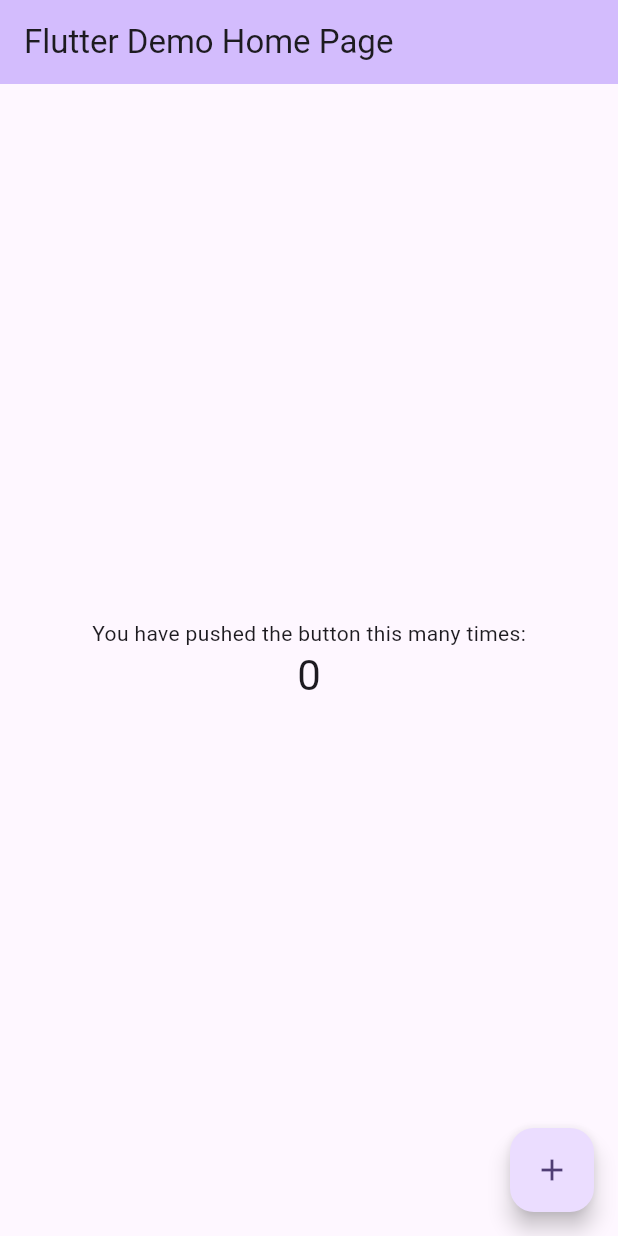
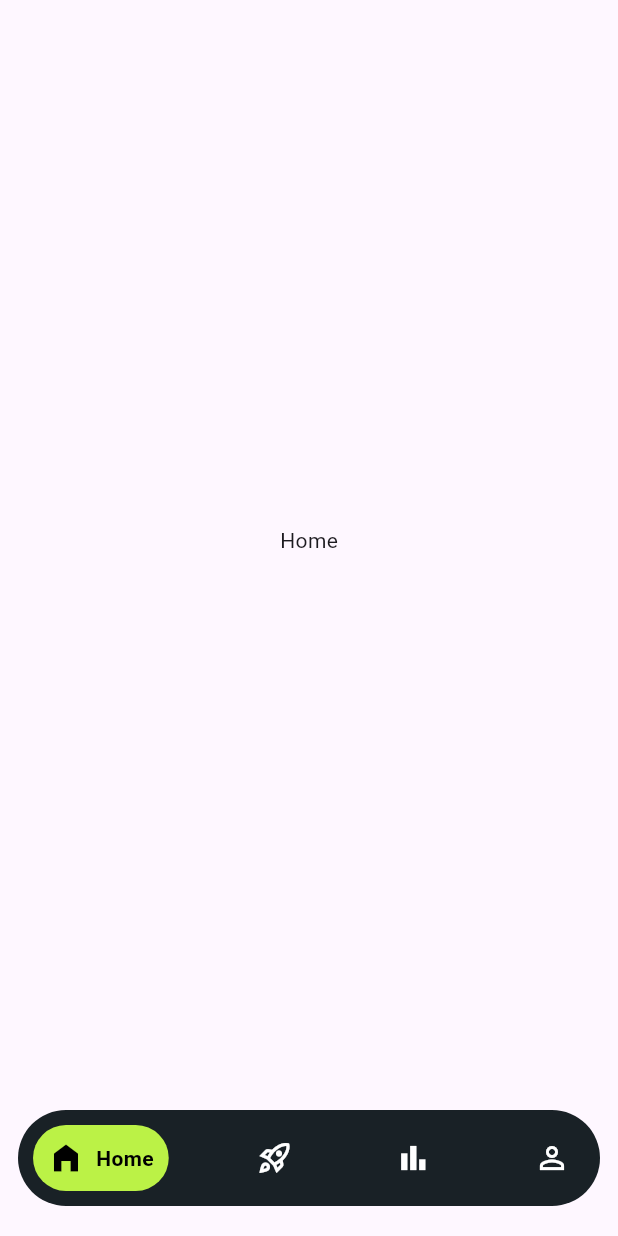
Before and after one commit to Niranjan-Dorage/pyramid_developer, a Flutter app: the screen it shows after launch, on a phone screen of 412 x 824 dp. Run offline on Flutter 3.47's test engine with Material 3 defaults, Android fonts, the phone set to English and light mode, and no system bars; drawn by our look-alikes of google_nav_bar.

Commit message:
feat: navbar added

```diff
--- a/lib/main.dart
+++ b/lib/main.dart
@@ -1,125 +1,101 @@
 import 'package:flutter/material.dart';
+import 'package:google_nav_bar/google_nav_bar.dart';
+import 'package:pyramid_developer/theme/app_color.dart';
 
-void main() {
+void main() async {
   runApp(const MyApp());
 }
 
 class MyApp extends StatelessWidget {
-  const MyApp({super.key});
+  const MyApp({Key? key}) : super(key: key);
 
-  // This widget is the root of your application.
   @override
   Widget build(BuildContext context) {
     return MaterialApp(
-      title: 'Flutter Demo',
-      theme: ThemeData(
-        // This is the theme of your application.
-        //
-        // TRY THIS: Try running your application with "flutter run". You'll see
-        // the application has a purple toolbar. Then, without quitting the app,
-        // try changing the seedColor in the colorScheme below to Colors.green
-        // and then invoke "hot reload" (save your changes or press the "hot
-        // reload" button in a Flutter-supported IDE, or press "r" if you used
-        // the command line to start the app).
-        //
-        // Notice that the counter didn't reset back to zero; the application
-        // state is not lost during the reload. To reset the state, use hot
-        // restart instead.
-        //
-        // This works for code too, not just values: Most code changes can be
-        // tested with just a hot reload.
-        colorScheme: ColorScheme.fromSeed(seedColor: Colors.deepPurple),
-        useMaterial3: true,
-      ),
-      home: const MyHomePage(title: 'Flutter Demo Home Page'),
+      debugShowCheckedModeBanner: false,
+      routes: {
+        '/': (context) => const BottomNavigationBarExample(),
+        // '/categories': (context) => const Categories()
+      },
     );
   }
 }
 
-class MyHomePage extends StatefulWidget {
-  const MyHomePage({super.key, required this.title});
-
-  // This widget is the home page of your application. It is stateful, meaning
-  // that it has a State object (defined below) that contains fields that affect
-  // how it looks.
-
-  // This class is the configuration for the state. It holds the values (in this
-  // case the title) provided by the parent (in this case the App widget) and
-  // used by the build method of the State. Fields in a Widget subclass are
-  // always marked "final".
-
-  final String title;
+class BottomNavigationBarExample extends StatefulWidget {
+  const BottomNavigationBarExample({Key? key}) : super(key: key);
 
   @override
-  State<MyHomePage> createState() => _MyHomePageState();
+  State<BottomNavigationBarExample> createState() =>
+      _BottomNavigationBarExampleState();
 }
 
-class _MyHomePageState extends State<MyHomePage> {
-  int _counter = 0;
+class _BottomNavigationBarExampleState
+    extends State<BottomNavigationBarExample> {
+  int _selectedIndex = 0;
 
-  void _incrementCounter() {
-    setState(() {
-      // This call to setState tells the Flutter framework that something has
-      // changed in this State, which causes it to rerun the build method below
-      // so that the display can reflect the updated values. If we changed
-      // _counter without calling setState(), then the build method would not be
-      // called again, and so nothing would appear to happen.
-      _counter++;
-    });
+  void _onItemTapped(int index) {
+    _selectedIndex = index;
+    setState(() {});
   }
 
   @override
   Widget build(BuildContext context) {
-    // This method is rerun every time setState is called, for instance as done
-    // by the _incrementCounter method above.
-    //
-    // The Flutter framework has been optimized to make rerunning build methods
-    // fast, so that you can just rebuild anything that needs updating rather
-    // than having to individually change instances of widgets.
     return Scaffold(
-      appBar: AppBar(
-        // TRY THIS: Try changing the color here to a specific color (to
-        // Colors.amber, perhaps?) and trigger a hot reload to see the AppBar
-        // change color while the other colors stay the same.
-        backgroundColor: Theme.of(context).colorScheme.inversePrimary,
-        // Here we take the value from the MyHomePage object that was created by
-        // the App.build method, and use it to set our appbar title.
-        title: Text(widget.title),
+      body: Center(
+        child: _widgetOptions.elementAt(_selectedIndex),
       ),
-      body: Center(
-        // Center is a layout widget. It takes a single child and positions it
-        // in the middle of the parent.
-        child: Column(
-          // Column is also a layout widget. It takes a list of children and
-          // arranges them vertically. By default, it sizes itself to fit its
-          // children horizontally, and tries to be as tall as its parent.
-          //
-          // Column has various properties to control how it sizes itself and
-          // how it positions its children. Here we use mainAxisAlignment to
-          // center the children vertically; the main axis here is the vertical
-          // axis because Columns are vertical (the cross axis would be
-          // horizontal).
-          //
-          // TRY THIS: Invoke "debug painting" (choose the "Toggle Debug Paint"
-          // action in the IDE, or press "p" in the console), to see the
-          // wireframe for each widget.
-          mainAxisAlignment: MainAxisAlignment.center,
-          children: <Widget>[
-            const Text(
-              'You have pushed the button this many times:',
+      bottomNavigationBar: Container(
+        height: 64,
+        margin: const EdgeInsets.symmetric(horizontal: 12, vertical: 20),
+        decoration: BoxDecoration(
+          borderRadius: BorderRadius.circular(100),
+        ),
+        child: ClipRRect(
+          borderRadius: const BorderRadius.all(Radius.circular(100.0)),
+          child: Theme(
+            data: Theme.of(context).copyWith(
+              canvasColor: const Color.fromARGB(255, 0, 0, 0),
             ),
-            Text(
-              '$_counter',
-              style: Theme.of(context).textTheme.headlineMedium,
+            child: GNav(
+              tabMargin:
+                  const EdgeInsets.symmetric(vertical: 10, horizontal: 10),
+              padding: const EdgeInsets.all(10),
+              activeColor: const Color.fromARGB(255, 0, 0, 0),
+              gap: 8,
+              tabBackgroundColor: AppColorScheme().tabBackground,
+              color: Colors.white,
+              backgroundColor: AppColorScheme().navBackground,
+              tabs: const [
+                GButton(
+                  icon: Icons.home_filled,
+                  text: "Home",
+                ),
+                GButton(
+                  icon: Icons.rocket_launch_outlined,
+                  text: 'Explore',
+                ),
+                GButton(
+                  icon: Icons.bar_chart_outlined,
+                  text: 'Stats',
+                ),
+                GButton(
+                  icon: Icons.person_outline_outlined,
+                  text: 'Profile',
+                ),
+              ],
+              selectedIndex: _selectedIndex,
+              onTabChange: _onItemTapped,
             ),
-          ],
+          ),
         ),
       ),
-      floatingActionButton: FloatingActionButton(
-        onPressed: _incrementCounter,
-        tooltip: 'Increment',
-        child: const Icon(Icons.add),
-      ), // This trailing comma makes auto-formatting nicer for build methods.
     );
   }
+
+  static const List<Widget> _widgetOptions = <Widget>[
+    Text('Home'),
+    Text('Explore'),
+    Text('Stats'),
+    Text('Profile'),
+  ];
 }
--- /dev/null
+++ b/lib/theme/app_color.dart
@@ -0,0 +1,8 @@
+import 'package:flutter/material.dart';
+
+class AppColorScheme {
+  Color get tabBackground => const Color(0xffBBF246);
+  // ignore: use_full_hex_values_for_flutter_colors
+  Color get lightBlue => const Color(0xffaebf2fa);
+  Color get navBackground => const Color(0xFF192126);
+}
--- /dev/null
+++ b/lib/utils/assets_strings.dart
@@ -0,0 +1,3 @@
+class AssetName {
+  static String abcd = "";
+}
--- a/pubspec.yaml
+++ b/pubspec.yaml
@@ -35,6 +35,7 @@
   # The following adds the Cupertino Icons font to your application.
   # Use with the CupertinoIcons class for iOS style icons.
   cupertino_icons: ^1.0.2
+  google_nav_bar: ^5.0.6
 
 dev_dependencies:
   flutter_test:
```
Also changed, not shown: lib/theme/app_font.dart (added, +58 -0 lines), assets/Home.png (added), assets/Profile.png (added), assets/Statistic.png (added), assets/ex_1.png (added), assets/ex_2.png (added), assets/ex_3.png (added), assets/ex_4.png (added), assets/explore.png (added), assets/shirtless.png (added), assets/squats.png (added), pubspec.lock.
